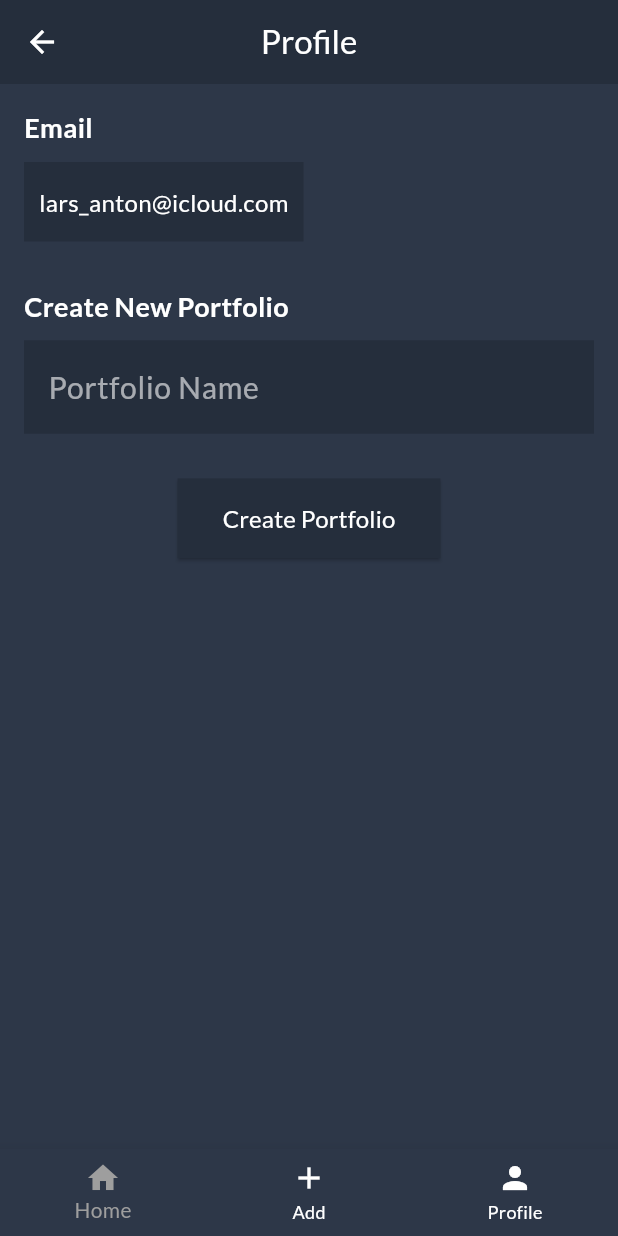
After one commit to dralex03/portfoliopilot-client-app, a Flutter app: the ProfileView screen opened by its route, on a phone screen of 412 x 824 dp. The commit adds this screen. Run offline on Flutter 3.47's test engine with Material 3 defaults, Android fonts, the phone set to English and light mode, and no system bars; our stand-ins replace get_it; project files that could hold a hidden picture were left out.

Commit message:
feature: Profile View, you can now create portfolios, when the Endpoints are connected

```diff
--- a/lib/main.dart
+++ b/lib/main.dart
@@ -1,6 +1,7 @@
 import 'package:androidproject/services/service_locator.dart';
 import 'package:androidproject/views/asset/add_asset_widget/add_asset_view.dart';
 import 'package:androidproject/views/login/login_screen.dart';
+import 'package:androidproject/views/profile/profile_view.dart';
 import 'package:flutter/material.dart';
 import 'package:androidproject/utils/app_theme.dart';
 import 'views/dashboard/dashboard_view.dart';
@@ -21,6 +22,7 @@ class MyApp extends StatelessWidget {
       routes: {
         '/dashboard': (context) => const DashboardView(),
         '/add': (context) => const AddAssetScreen(),
+        '/profile': (context) => ProfileView(email: 'lars_anton@icloud.com',),
     },
     );
   }
--- a/lib/views/asset/asset_detail_view.dart
+++ b/lib/views/asset/asset_detail_view.dart
@@ -127,7 +127,7 @@ class _AssetDetailViewState extends State<AssetDetailView> {
                 ),
                 const SizedBox(height: 10),
                 const SizedBox(height: 10),
-                SharesInformationList(),
+                PositionList(),
               ],
             ),
           ),
--- /dev/null
+++ b/lib/views/profile/profile_view.dart
@@ -0,0 +1,142 @@
+import 'package:flutter/material.dart';
+import 'dart:convert';
+import 'package:androidproject/utils/app_theme.dart';
+import 'package:androidproject/views/shared_widgets/navigation_bar.dart';
+
+class ProfileView extends StatelessWidget {
+  final String email;
+  final TextEditingController portfolioNameController = TextEditingController();
+
+  ProfileView({Key? key, required this.email}) : super(key: key);
+
+
+  Future<void> createPortfolio(String portfolioName) async {
+    final url = 'https://example.com/api/create-portfolio'; // Beispielhafte API-URL
+
+    final response = await http.post(
+      Uri.parse(url),
+      headers: <String, String>{
+        'Content-Type': 'application/json; charset=UTF-8',
+      },
+      body: jsonEncode(<String, String>{
+        'portfolioName': portfolioName,
+        'email': email,
+      }),
+    );
+
+    if (response.statusCode == 200) {
+      print('Portfolio created successfully');
+    } else {
+      throw Exception('Failed to create portfolio');
+    }
+  }
+
+  @override
+  Widget build(BuildContext context) {
+    return Scaffold(
+      appBar: AppBar(
+        title: const Text(
+          'Profile',
+          style: TextStyle(color: Colors.white),
+        ),
+        backgroundColor: AppColors.indicatorColor,
+        centerTitle: true,
+        iconTheme: const IconThemeData(color: Colors.white),
+      ),
+      body: Padding(
+        padding: const EdgeInsets.all(16.0),
+        child: Column(
+          crossAxisAlignment: CrossAxisAlignment.start,
+          children: [
+            const Text(
+              'Email',
+              style: TextStyle(
+                fontSize: 18,
+                fontWeight: FontWeight.bold,
+                color: Colors.white,
+              ),
+            ),
+            const SizedBox(height: 10),
+            Container(
+              padding: const EdgeInsets.symmetric(horizontal: 10, vertical: 15),
+              decoration: BoxDecoration(
+                color: AppColors.indicatorColor,
+                borderRadius: BorderRadius.circular(0),
+              ),
+              child: Text(
+                email,
+                style: const TextStyle(
+                  fontSize: 16,
+                  color: Colors.white,
+                ),
+              ),
+            ),
+            const SizedBox(height: 30),
+            const Text(
+              'Create New Portfolio',
+              style: TextStyle(
+                fontSize: 18,
+                fontWeight: FontWeight.bold,
+                color: Colors.white,
+              ),
+            ),
+            const SizedBox(height: 10),
+            TextField(
+              controller: portfolioNameController,
+              cursorColor: Colors.white,
+              decoration: InputDecoration(
+                hintText: 'Portfolio Name',
+                hintStyle: TextStyle(color: Colors.white.withOpacity(0.6)),
+                border: OutlineInputBorder(
+                  borderRadius: BorderRadius.circular(0),
+                  borderSide: const BorderSide(color: AppColors.indicatorColor),
+                ),
+                enabledBorder: OutlineInputBorder(
+                  borderRadius: BorderRadius.circular(0),
+                  borderSide: const BorderSide(color: AppColors.indicatorColor),
+                ),
+                focusedBorder: OutlineInputBorder(
+                  borderRadius: BorderRadius.circular(0),
+                  borderSide: const BorderSide(color: AppColors.indicatorColor),
+                ),
+                filled: true,
+                fillColor: AppColors.indicatorColor,
+              ),
+              style: const TextStyle(color: Colors.white),
+            ),
+            const SizedBox(height: 30),
+            Center(
+              child: ElevatedButton(
+                onPressed: () {
+                  final portfolioName = portfolioNameController.text;
+                  if (portfolioName.isNotEmpty) {
+                    createPortfolio(portfolioName).then((_) {
+                      Navigator.pushReplacementNamed(context, '/dashboard');
+                    }).catchError((error) {
+                      ScaffoldMessenger.of(context).showSnackBar(
+                        SnackBar(content: Text('Failed to create portfolio: $error')),
+                      );
+                    });
+                  }
+                },
+                style: ElevatedButton.styleFrom(
+                  padding: const EdgeInsets.symmetric(horizontal: 30, vertical: 15),
+                  foregroundColor: Colors.white,
+                  backgroundColor: AppColors.indicatorColor,
+                  shape: RoundedRectangleBorder(
+                    borderRadius: BorderRadius.circular(0),
+                  ),
+                ),
+                child: const Text(
+                  'Create Portfolio',
+                  style: TextStyle(fontSize: 16, color: Colors.white),
+                ),
+              ),
+            ),
+          ],
+        ),
+      ),
+      bottomNavigationBar: const CustomNavigationBar(),
+    );
+  }
+}
--- a/lib/views/shared_widgets/navigation_bar.dart
+++ b/lib/views/shared_widgets/navigation_bar.dart
@@ -20,9 +20,6 @@ class _CustomNavigationBarState extends State<CustomNavigationBar> {
 
   void _onItemTapped(int index) {
     if (_currentIndex != index) {
-      setState(() {
-        _currentIndex = index;
-      });
       switch (index) {
         case 0:
           Navigator.pushReplacementNamed(context, '/dashboard');
@@ -31,9 +28,12 @@ class _CustomNavigationBarState extends State<CustomNavigationBar> {
           Navigator.pushReplacementNamed(context, '/add');
           break;
         case 2:
-          Navigator.pushReplacementNamed(context, '/charts');
+          Navigator.pushReplacementNamed(context, '/profile');
           break;
       }
+      setState(() {
+        _currentIndex = index;
+      });
     }
   }
 
@@ -54,11 +54,11 @@ class _CustomNavigationBarState extends State<CustomNavigationBar> {
           label: 'Add',
         ),
         BottomNavigationBarItem(
-          icon: Icon(Icons.show_chart),
-          label: 'Charts',
+          icon: Icon(Icons.person),
+          label: 'Profile',
         ),
       ],
-      onTap: _onItemTapped, // Handle item tap
+      onTap: _onItemTapped,
     );
   }
 }
```
Also changed, not shown: lib/views/asset/asset_widget/shares_information_list.dart (deleted, +0 -73 lines).
